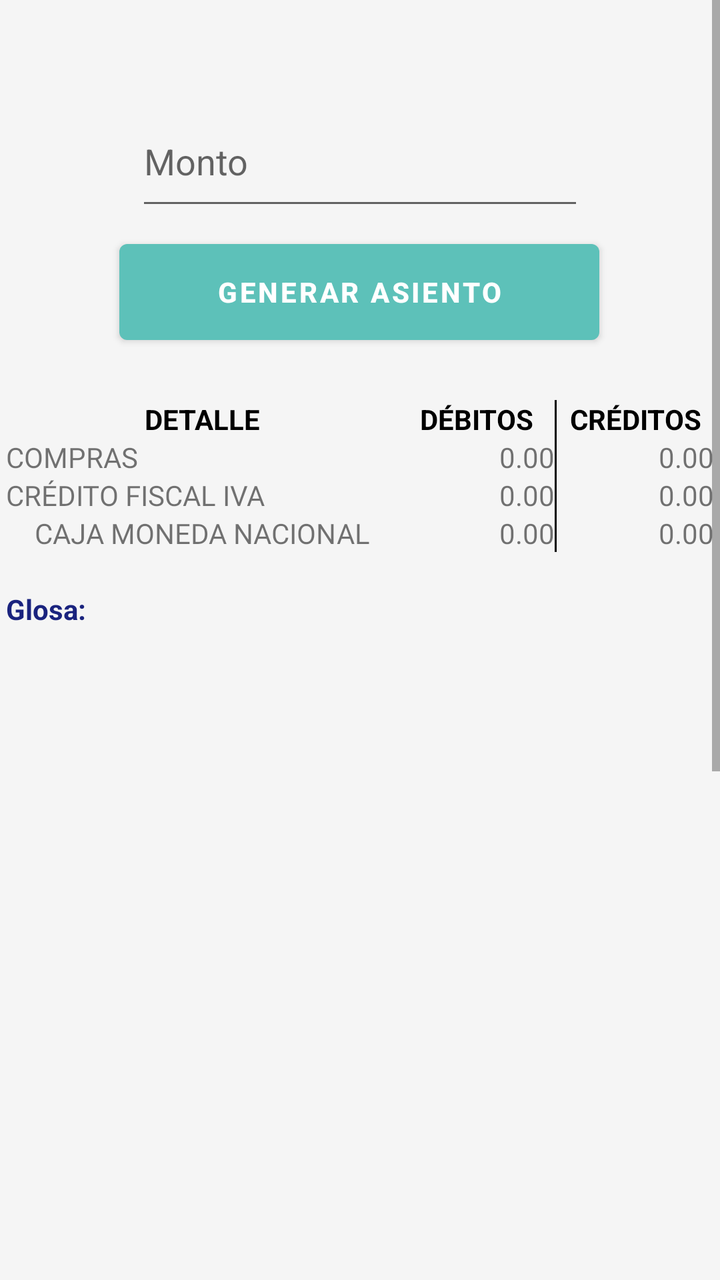
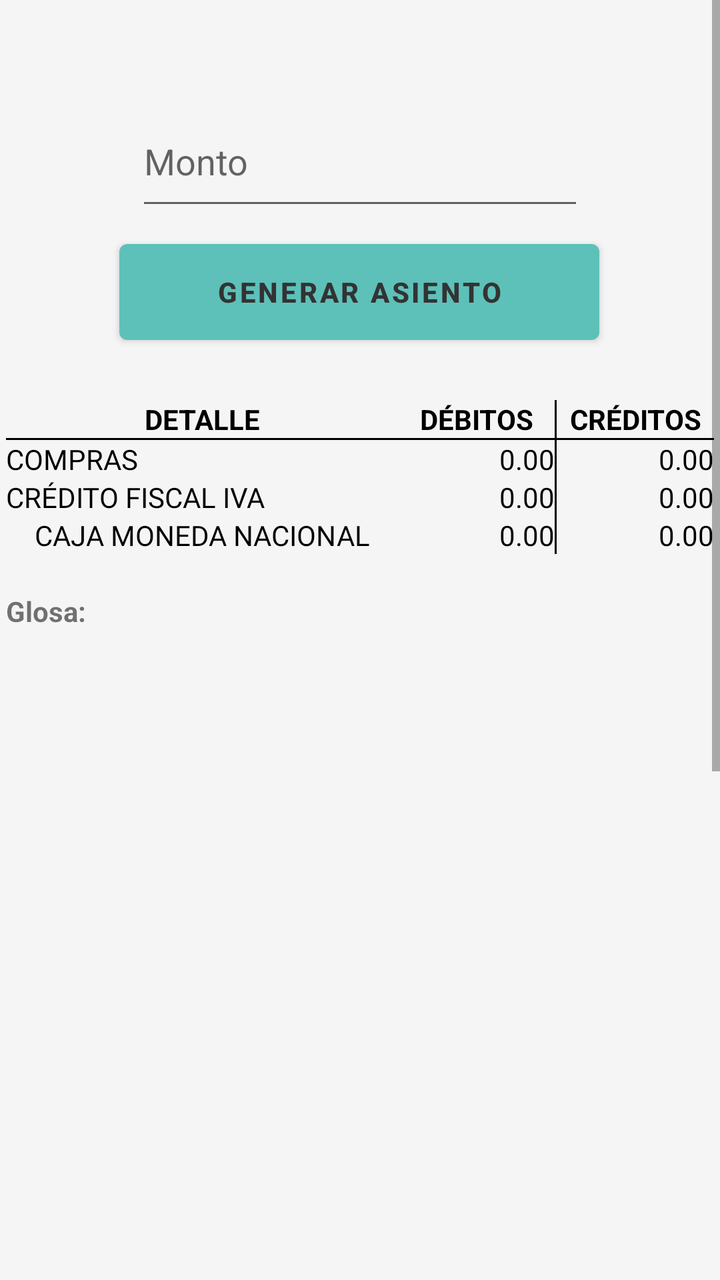

Compare the two renders of this Android layout. The source of the first and the diff that turns it into the second are given below.
<!-- AndroidManifest.xml: application theme Theme.ContabilidadBasicaBolivia -->
<!-- res/layout/activity_compras.xml -->
<?xml version="1.0" encoding="utf-8"?>
<ScrollView
    xmlns:android="http://schemas.android.com/apk/res/android"
    xmlns:app="http://schemas.android.com/apk/res-auto"
    xmlns:tools="http://schemas.android.com/tools"
    android:layout_width="match_parent"
    android:layout_height="match_parent"
    android:background="#F5F5F5"
    tools:context="com.datos.contabilidadbasicabolivia.Compras">

<androidx.constraintlayout.widget.ConstraintLayout
    android:layout_width="match_parent"
    android:layout_height="match_parent"
    android:background="#F5F5F5">

    <EditText
        android:id="@+id/editTextNumber"
        android:layout_width="224dp"
        android:layout_height="62dp"
        android:layout_marginTop="48dp"
        android:ems="10"
        android:hint="Monto"
        android:inputType="text"
        android:textColor="@color/black"
        app:layout_constraintEnd_toEndOf="parent"
        app:layout_constraintStart_toStartOf="parent"
        app:layout_constraintTop_toTopOf="parent" />

    <Button
        android:id="@+id/button"
        android:layout_width="240dp"
        android:layout_height="60dp"
        android:layout_marginTop="6dp"
        android:onClick="Generar"
        android:text="Generar Asiento"
        android:textStyle="bold"
        android:textColor="#ffffff"
        android:theme="@style/button1"
        app:layout_constraintEnd_toEndOf="parent"
        app:layout_constraintHorizontal_bias="0.497"
        app:layout_constraintStart_toStartOf="parent"
        app:layout_constraintTop_toBottomOf="@+id/editTextNumber" />

    <TableLayout
        android:layout_width="354dp"
        android:layout_height="862dp"
        android:layout_marginTop="24dp"
        app:layout_constraintBottom_toBottomOf="parent"
        app:layout_constraintEnd_toEndOf="parent"
        app:layout_constraintStart_toStartOf="parent"
        app:layout_constraintTop_toBottomOf="@+id/button"
        app:layout_constraintVertical_bias="0.0">

        <TableRow
            android:layout_width="match_parent"
            android:layout_height="wrap_content">

            <TextView
                android:id="@+id/textView1"
                android:layout_width="0dp"
                android:layout_height="wrap_content"
                android:layout_weight="2.5"
                android:gravity="center"
                android:text="DETALLE"
                android:textColor="#000000"
                android:textStyle="bold" />

            <TextView
                android:id="@+id/textView2"
                android:layout_width="0dp"
                android:layout_height="wrap_content"
                android:layout_weight="1"
                android:gravity="center"
                android:text="DÉBITOS"
                android:textColor="#000000"
                android:textStyle="bold" />


            <View
                android:layout_width="1dp"
                android:layout_height="match_parent"
                android:background="#000000" />

            <TextView
                android:id="@+id/textView3"
                android:layout_width="0dp"
                android:layout_height="wrap_content"
                android:layout_weight="1"
                android:gravity="center"
                android:text="CRÉDITOS"
                android:textColor="#000000"
                android:textStyle="bold" />
        </TableRow>

        <TableRow
            android:layout_width="match_parent"
            android:layout_height="wrap_content">

            <TextView
                android:id="@+id/textView4"
                android:layout_width="0dp"
                android:layout_height="wrap_content"
                android:layout_weight="2.5"
                android:fontFamily="@font/sriracha"
                android:text="COMPRAS " />

            <TextView
                android:id="@+id/espacio_01"
                android:layout_width="0dp"
                android:layout_height="wrap_content"
                android:layout_weight="1"
                android:gravity="right"
                android:text="0.00" />

            <View
                android:layout_width="1dp"
                android:layout_height="match_parent"
                android:background="#000000" />

            <TextView
                android:id="@+id/espacio_02"
                android:layout_width="0dp"
                android:layout_height="wrap_content"
                android:layout_weight="1"
                android:gravity="right"
                android:text="0.00" />
        </TableRow>

        <TableRow
            android:layout_width="match_parent"
            android:layout_height="wrap_content">

            <TextView
                android:id="@+id/textView41"
                android:layout_width="0dp"
                android:layout_height="wrap_content"
                android:layout_weight="2.5"
                android:fontFamily="@font/sriracha"
                android:text="CRÉDITO FISCAL IVA" />

            <TextView
                android:id="@+id/espacio_03"
                android:layout_width="0dp"
                android:layout_height="wrap_content"
                android:layout_weight="1"
                android:gravity="right"
                android:text="0.00" />

            <View
                android:layout_width="1dp"
                android:layout_height="match_parent"
                android:background="#000000" />

            <TextView
                android:id="@+id/espacio_04"
                android:layout_width="0dp"
                android:layout_height="wrap_content"
                android:layout_weight="1"
                android:gravity="right"
                android:text="0.00" />
        </TableRow>

        <TableRow
            android:layout_width="match_parent"
            android:layout_height="wrap_content">

            <TextView
                android:id="@+id/textView31"
                android:layout_width="0dp"
                android:layout_height="wrap_content"
                android:layout_weight="2.5"
                android:fontFamily="@font/sriracha"
                android:gravity="center"
                android:maxLines="2"
                android:text="CAJA MONEDA NACIONAL" />

            <TextView
                android:id="@+id/espacio_05"
                android:layout_width="0dp"
                android:layout_height="wrap_content"
                android:layout_weight="1"
                android:gravity="right"
                android:text="0.00" />

            <View
                android:layout_width="1dp"
                android:layout_height="match_parent"
                android:background="#000000" />

            <TextView
                android:id="@+id/espacio_06"
                android:layout_width="0dp"
                android:layout_height="wrap_content"
                android:layout_weight="1"
                android:gravity="right"
                android:text="0.00" />
        </TableRow>

        <TableRow
            android:layout_width="match_parent"
            android:layout_height="wrap_content">

            <TextView
                android:id="@+id/glosanull"
                android:layout_width="0dp"
                android:layout_height="wrap_content"
                android:layout_weight="2.5"
                android:textStyle="bold" />
        </TableRow>

        <TableRow
            android:id="@+id/tableRow"
            android:layout_width="match_parent"
            android:layout_height="wrap_content">

            <TextView
                android:id="@+id/glosa_01"
                android:layout_width="0dp"
                android:layout_height="wrap_content"
                android:layout_weight="2.5"
                android:text="Glosa:"
                android:maxLines="20"
                android:textColor="#1A237E"
                android:textStyle="bold" />
        </TableRow>

        <TableRow
            android:layout_width="match_parent"
            android:layout_height="wrap_content">

            <TextView
                android:id="@+id/glosanull2"
                android:layout_width="0dp"
                android:layout_height="wrap_content"
                android:layout_weight="2.5"
                android:textStyle="bold" />
        </TableRow>

        <TableRow
            android:layout_width="match_parent"
            android:layout_height="wrap_content">

            <TextView
                android:id="@+id/informacion"
                android:layout_width="0dp"
                android:layout_height="wrap_content"
                android:layout_weight="2.5"
                android:maxLines="20"
                android:textColor="#402945"
                android:textStyle="bold" />
        </TableRow>

        <TableRow
            android:layout_width="match_parent"
            android:layout_height="wrap_content">

            <TextView
                android:id="@+id/notanull"
                android:layout_width="0dp"
                android:layout_height="wrap_content"
                android:layout_weight="2.5"
                android:maxLines="20"
                android:textStyle="bold" />
        </TableRow>

        <TableRow
            android:layout_width="match_parent"
            android:layout_height="wrap_content">

            <TextView
                android:id="@+id/nota1"
                android:layout_width="0dp"
                android:layout_height="wrap_content"
                android:layout_weight="2.5"
                android:maxLines="20"
                android:textColor="#402945"
                android:textStyle="bold"
                android:ellipsize="none"
                android:singleLine="false"/>
        </TableRow>

        <TableRow
            android:layout_width="match_parent"
            android:layout_height="wrap_content">

            <TextView
                android:id="@+id/notanull1"
                android:layout_width="0dp"
                android:layout_height="wrap_content"
                android:layout_weight="2.5"
                android:maxLines="20"
                android:textColor="#402945"
                android:textStyle="bold" />
        </TableRow>

        <TableRow
            android:layout_width="match_parent"
            android:layout_height="wrap_content">

            <TextView
                android:id="@+id/nota2"
                android:layout_width="0dp"
                android:layout_height="wrap_content"
                android:layout_weight="2.5"
                android:maxLines="20"
                android:textColor="#402945"
                android:textStyle="bold"
                android:ellipsize="none"
                android:singleLine="false"/>

        </TableRow>
    </TableLayout>

</androidx.constraintlayout.widget.ConstraintLayout>
</ScrollView>
<!-- resources referenced by this layout -->
<resources>
  <color name="black">#FF000000</color>
  <style name="button1" parent="Theme.AppCompat.Light.NoActionBar">
          <item name="colorPrimary">@color/red</item>
          <item name="colorPrimaryVariant">@color/lightGray</item>
          <item name="android:textColorPrimary">@color/navy</item>
          <item name="android:statusBarColor">@color/darkGreen</item>
      </style>
  <style name="Theme.ContabilidadBasicaBolivia" parent="Base.Theme.ContabilidadBasicaBolivia" />
  <color name="red">#5DC1B9</color>
  <color name="lightGray">#D3D3D3</color>
  <color name="navy">#000080</color>
  <color name="darkGreen">#006400</color>
  <style name="Base.Theme.ContabilidadBasicaBolivia" parent="Theme.MaterialComponents.DayNight.NoActionBar">
          
          
          <item name="colorPrimary">@color/white</item>
          <item name="colorPrimaryVariant">@color/black</item>
          <item name="android:textColorPrimary">@color/white</item>
          <item name="android:statusBarColor">@color/red</item>
  
      </style>
  <color name="white">#FFFFFFFF</color>
</resources>

<!-- the commit's change to res/layout/activity_compras.xml (unified diff, before → after) -->
@@ -5,7 +5,6 @@
     xmlns:tools="http://schemas.android.com/tools"
     android:layout_width="match_parent"
     android:layout_height="match_parent"
-    android:background="#F5F5F5"
     tools:context="com.datos.contabilidadbasicabolivia.Compras">
 
 <androidx.constraintlayout.widget.ConstraintLayout
@@ -34,7 +33,7 @@
         android:onClick="Generar"
         android:text="Generar Asiento"
         android:textStyle="bold"
-        android:textColor="#ffffff"
+        android:textColor="#333333"
         android:theme="@style/button1"
         app:layout_constraintEnd_toEndOf="parent"
         app:layout_constraintHorizontal_bias="0.497"
@@ -91,6 +90,10 @@
                 android:textColor="#000000"
                 android:textStyle="bold" />
         </TableRow>
+        <View
+            android:layout_width="match_parent"
+            android:layout_height="1dp"
+            android:background="#000000" />
 
         <TableRow
             android:layout_width="match_parent"
@@ -101,6 +104,7 @@
                 android:layout_width="0dp"
                 android:layout_height="wrap_content"
                 android:layout_weight="2.5"
+                android:textColor="@color/black"
                 android:fontFamily="@font/sriracha"
                 android:text="COMPRAS " />
 
@@ -110,6 +114,7 @@
                 android:layout_height="wrap_content"
                 android:layout_weight="1"
                 android:gravity="right"
+                android:textColor="@color/black"
                 android:text="0.00" />
 
             <View
@@ -123,6 +128,7 @@
                 android:layout_height="wrap_content"
                 android:layout_weight="1"
                 android:gravity="right"
+                android:textColor="@color/black"
                 android:text="0.00" />
         </TableRow>
 
@@ -135,6 +141,7 @@
                 android:layout_width="0dp"
                 android:layout_height="wrap_content"
                 android:layout_weight="2.5"
+                android:textColor="@color/black"
                 android:fontFamily="@font/sriracha"
                 android:text="CRÉDITO FISCAL IVA" />
 
@@ -144,6 +151,7 @@
                 android:layout_height="wrap_content"
                 android:layout_weight="1"
                 android:gravity="right"
+                android:textColor="@color/black"
                 android:text="0.00" />
 
             <View
@@ -157,6 +165,7 @@
                 android:layout_height="wrap_content"
                 android:layout_weight="1"
                 android:gravity="right"
+                android:textColor="@color/black"
                 android:text="0.00" />
         </TableRow>
 
@@ -172,6 +181,7 @@
                 android:fontFamily="@font/sriracha"
                 android:gravity="center"
                 android:maxLines="2"
+                android:textColor="@color/black"
                 android:text="CAJA MONEDA NACIONAL" />
 
             <TextView
@@ -179,6 +189,7 @@
                 android:layout_width="0dp"
                 android:layout_height="wrap_content"
                 android:layout_weight="1"
+                android:textColor="@color/black"
                 android:gravity="right"
                 android:text="0.00" />
 
@@ -193,8 +204,10 @@
                 android:layout_height="wrap_content"
                 android:layout_weight="1"
                 android:gravity="right"
-                android:text="0.00" />
-        </TableRow>
+                android:textColor="@color/black"
+                android:text="0.00" />
+        </TableRow>
+
 
         <TableRow
             android:layout_width="match_parent"
@@ -220,7 +233,6 @@
                 android:layout_weight="2.5"
                 android:text="Glosa:"
                 android:maxLines="20"
-                android:textColor="#1A237E"
                 android:textStyle="bold" />
         </TableRow>
 
